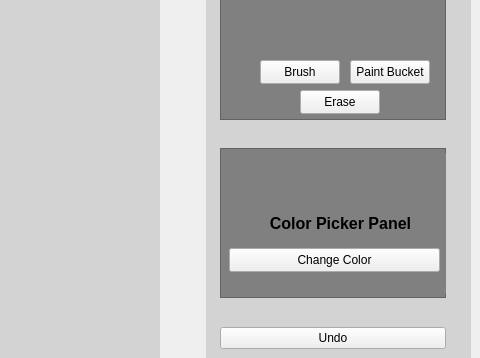
Qt form mainwindow.ui (University-of-Utah-CS3505/a8-sprite-editor-f23-MAUIFanClub) before a commit; both pictures show x 800 to 1280 and y 232 to 590 of the 1280 by 720 pixel window.
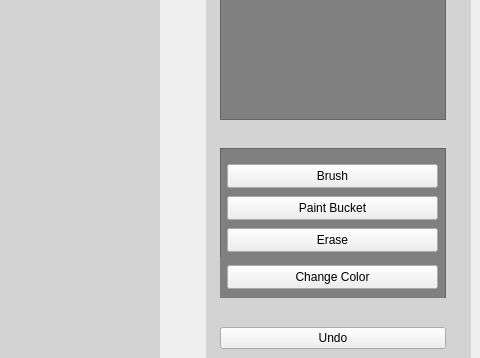
The same form after that commit.

What changed in the file:
```diff
--- a/mainwindow.ui
+++ b/mainwindow.ui
@@ -272,19 +272,6 @@
               <string>Switch Size</string>
              </property>
             </widget>
-            <widget class="QPushButton" name="eraseToolButton">
-             <property name="geometry">
-              <rect>
-               <x>80</x>
-               <y>270</y>
-               <width>80</width>
-               <height>24</height>
-              </rect>
-             </property>
-             <property name="text">
-              <string>Erase</string>
-             </property>
-            </widget>
             <widget class="QPushButton" name="stopPreviewButton">
              <property name="geometry">
               <rect>
@@ -298,35 +285,6 @@
               <string>Stop Preview</string>
              </property>
             </widget>
-            <widget class="QPushButton" name="brushToolButton">
-             <property name="enabled">
-              <bool>true</bool>
-             </property>
-             <property name="geometry">
-              <rect>
-               <x>40</x>
-               <y>240</y>
-               <width>80</width>
-               <height>24</height>
-              </rect>
-             </property>
-             <property name="text">
-              <string>Brush</string>
-             </property>
-            </widget>
-            <widget class="QPushButton" name="paintBucketToolButton">
-             <property name="geometry">
-              <rect>
-               <x>130</x>
-               <y>240</y>
-               <width>80</width>
-               <height>24</height>
-              </rect>
-             </property>
-             <property name="text">
-              <string>Paint Bucket</string>
-             </property>
-            </widget>
            </widget>
           </item>
           <item>
@@ -367,10 +325,10 @@
             <widget class="QLabel" name="colorPanelLabel">
              <property name="geometry">
               <rect>
-               <x>10</x>
-               <y>5</y>
-               <width>221</width>
-               <height>141</height>
+               <x>0</x>
+               <y>109</y>
+               <width>225</width>
+               <height>41</height>
               </rect>
              </property>
              <property name="font">
@@ -389,8 +347,8 @@
             <widget class="QPushButton" name="colorBtn">
              <property name="geometry">
               <rect>
-               <x>9</x>
-               <y>100</y>
+               <x>7</x>
+               <y>117</y>
                <width>211</width>
                <height>24</height>
               </rect>
@@ -399,6 +357,48 @@
               <string>Change Color</string>
              </property>
             </widget>
+            <widget class="QPushButton" name="eraseToolButton">
+             <property name="geometry">
+              <rect>
+               <x>7</x>
+               <y>80</y>
+               <width>211</width>
+               <height>24</height>
+              </rect>
+             </property>
+             <property name="text">
+              <string>Erase</string>
+             </property>
+            </widget>
+            <widget class="QPushButton" name="paintBucketToolButton">
+             <property name="geometry">
+              <rect>
+               <x>7</x>
+               <y>48</y>
+               <width>211</width>
+               <height>24</height>
+              </rect>
+             </property>
+             <property name="text">
+              <string>Paint Bucket</string>
+             </property>
+            </widget>
+            <widget class="QPushButton" name="brushToolButton">
+             <property name="enabled">
+              <bool>true</bool>
+             </property>
+             <property name="geometry">
+              <rect>
+               <x>7</x>
+               <y>16</y>
+               <width>211</width>
+               <height>24</height>
+              </rect>
+             </property>
+             <property name="text">
+              <string>Brush</string>
+             </property>
+            </widget>
            </widget>
           </item>
           <item>
```
Left out of the diff: 2 changed lines with no effect on the pictures.
